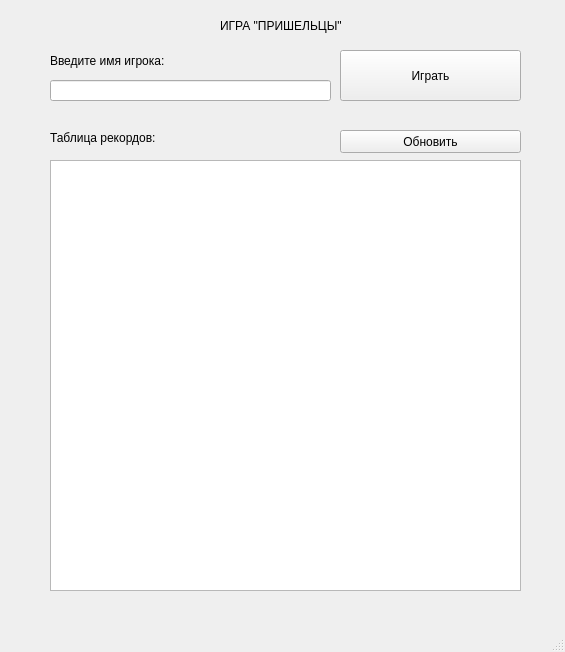
Old version of the form scoreboard.ui in the repository GiantOfTheMind/PyGameProject.
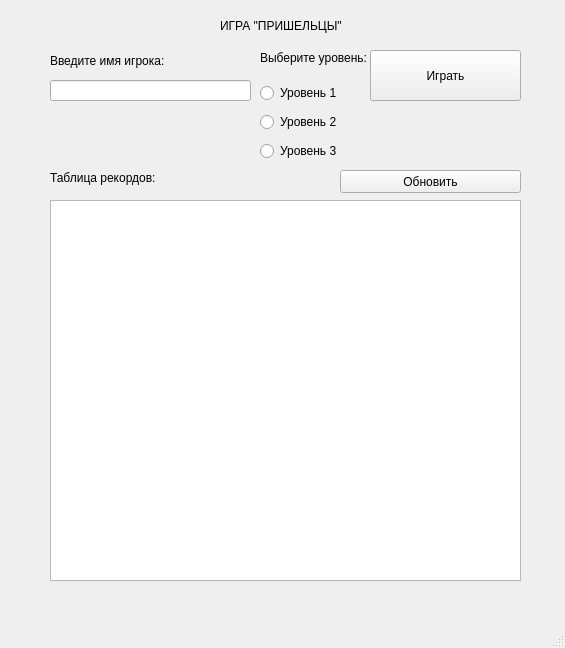
New version of the form.

```diff
--- a/scoreboard.ui
+++ b/scoreboard.ui
@@ -7,7 +7,7 @@
     <x>0</x>
     <y>0</y>
     <width>565</width>
-    <height>652</height>
+    <height>648</height>
    </rect>
   </property>
   <property name="windowTitle">
@@ -54,7 +54,7 @@
      <rect>
       <x>50</x>
       <y>80</y>
-      <width>281</width>
+      <width>201</width>
       <height>21</height>
      </rect>
     </property>
@@ -62,9 +62,9 @@
    <widget class="QPushButton" name="pushButton">
     <property name="geometry">
      <rect>
-      <x>340</x>
+      <x>370</x>
       <y>50</y>
-      <width>181</width>
+      <width>151</width>
       <height>51</height>
      </rect>
     </property>
@@ -76,9 +76,9 @@
     <property name="geometry">
      <rect>
       <x>50</x>
-      <y>160</y>
+      <y>200</y>
       <width>471</width>
-      <height>431</height>
+      <height>381</height>
      </rect>
     </property>
    </widget>
@@ -86,7 +86,7 @@
     <property name="geometry">
      <rect>
       <x>50</x>
-      <y>130</y>
+      <y>170</y>
       <width>121</width>
       <height>16</height>
      </rect>
@@ -99,7 +99,7 @@
     <property name="geometry">
      <rect>
       <x>340</x>
-      <y>130</y>
+      <y>170</y>
       <width>181</width>
       <height>23</height>
      </rect>
@@ -108,6 +108,52 @@
      <string>Обновить</string>
     </property>
    </widget>
+   <widget class="QLabel" name="label_4">
+    <property name="geometry">
+     <rect>
+      <x>260</x>
+      <y>50</y>
+      <width>141</width>
+      <height>16</height>
+     </rect>
+    </property>
+    <property name="text">
+     <string>Выберите уровень:</string>
+    </property>
+   </widget>
+   <widget class="QWidget" name="horizontalLayoutWidget">
+    <property name="geometry">
+     <rect>
+      <x>260</x>
+      <y>80</y>
+      <width>77</width>
+      <height>84</height>
+     </rect>
+    </property>
+    <layout class="QVBoxLayout" name="verticalLayout_4">
+     <item>
+      <widget class="QRadioButton" name="radioButton">
+       <property name="text">
+        <string>Уровень 1</string>
+       </property>
+      </widget>
+     </item>
+     <item>
+      <widget class="QRadioButton" name="radioButton_2">
+       <property name="text">
+        <string>Уровень 2</string>
+       </property>
+      </widget>
+     </item>
+     <item>
+      <widget class="QRadioButton" name="radioButton_3">
+       <property name="text">
+        <string>Уровень 3</string>
+       </property>
+      </widget>
+     </item>
+    </layout>
+   </widget>
   </widget>
   <widget class="QMenuBar" name="menubar">
    <property name="geometry">
```
